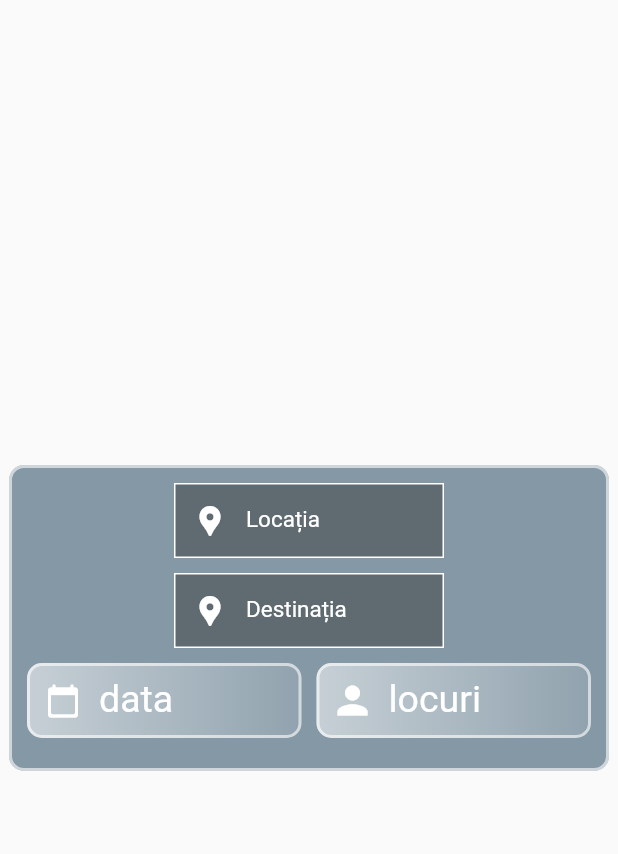
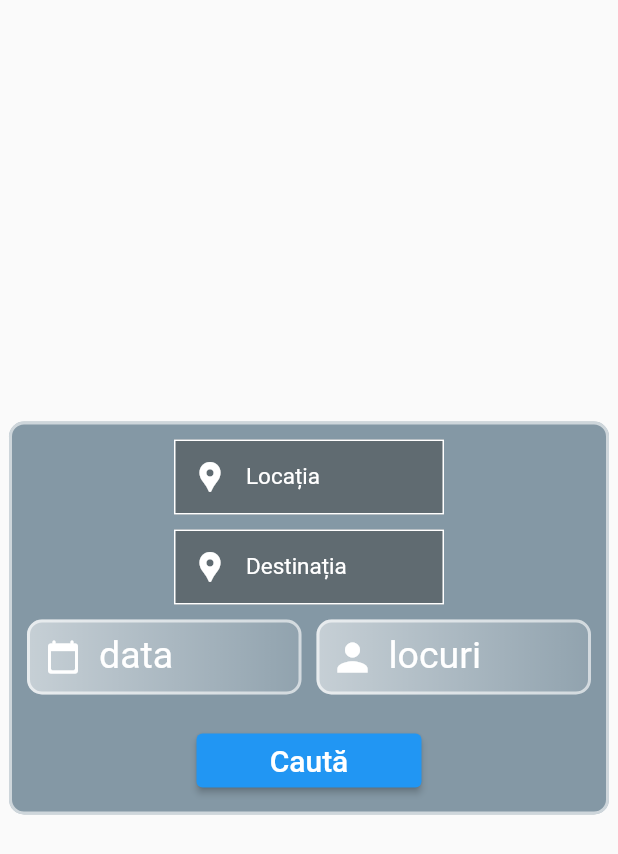
Before and after one commit to daniell0427/cligo, a Flutter app: the SearchBox widget shown alone on an empty page, opened directly, on a phone screen of 412 x 824 dp. Shown: the top 854 px of the screen. Run offline on Flutter 3.47's test engine with Material 2 defaults, Android fonts, the phone set to English and light mode, and no system bars; drawn by our look-alikes of searchfield; our stand-ins replace cloud_firestore, curved_navigation_bar, firebase_auth, firebase_core; accounts and stored records are empty.

Commit message:
sf button

```diff
--- a/lib/newWidgets/search_box.dart
+++ b/lib/newWidgets/search_box.dart
@@ -1,5 +1,6 @@
 import 'package:flutter/material.dart';
 
+import '../features/searchfield_form_button.dart';
 import '../forms/nr_persoane.dart';
 import '../forms/search_data.dart';
 import '../forms/searchfield_form.dart';
@@ -53,7 +54,8 @@ class _SearchBoxState extends State<SearchBox> {
                 width: 2,
               )),
           padding: const EdgeInsets.all(10),
-          child: Column(children: [
+          child: Column(
+            children: [
               //start location form
               searchfieldForm(_startLocation, _formKey1, 'Locația'),
               const SizedBox(
@@ -78,11 +80,24 @@ class _SearchBoxState extends State<SearchBox> {
                 ],
               ),
               const SizedBox(height: 10),
-            const Row(
-              mainAxisAlignment: MainAxisAlignment.center,
-              children: [],
+
+              //searchfield button
+              Padding(
+                padding: const EdgeInsets.only(top: 10),
+                child: SearchfieldButton(
+                  formKey1: _formKey1,
+                  formKey2: _formKey2,
+                  locationController: _startLocation,
+                  destinationController: _endLocation,
+                  dateController: _dateinput,
+                  seatsController: _availableSeats,
+                  textLabel: 'Caută',
+                  functionName: 'takeFromDatabase',
+                ),
               )
-          ]),
+              //end searchfield button
+            ],
+          ),
         ),
       ),
     );
```
Also changed, not shown: lib/newWidgets/calatorie_item.dart (+4 -4 lines), lib/view/home_view.dart (+10 -9 lines). Lines whose indentation alone changed are shown as unchanged.
